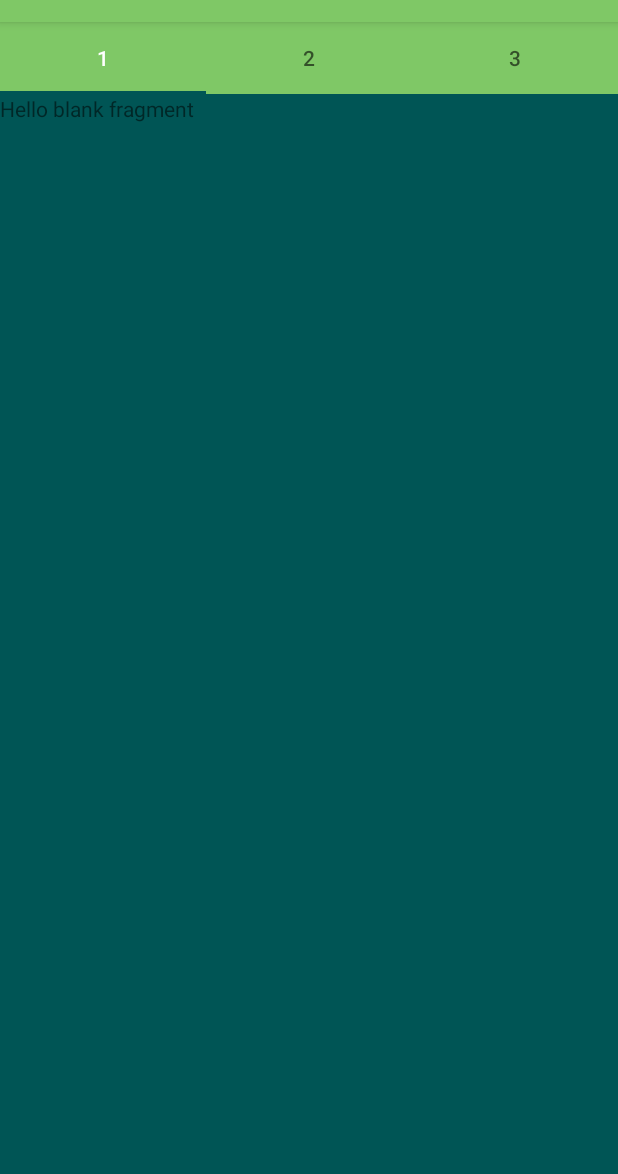
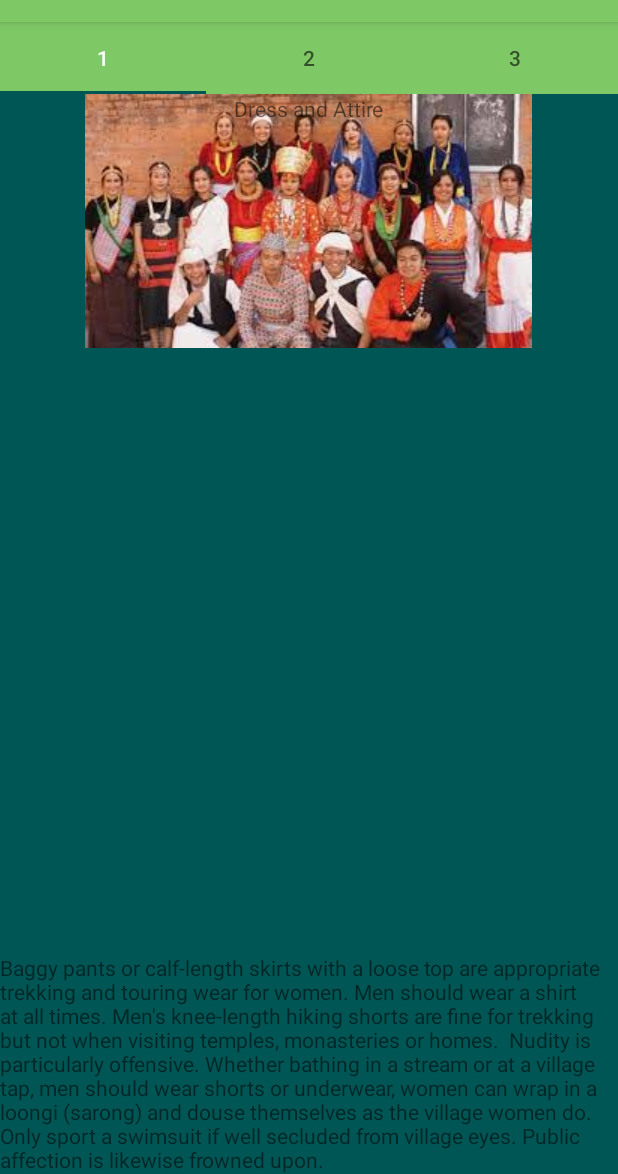
Before and after one commit to devu10/Project, an Android app: the DresstipsFragment screen opened directly, with no data from a screen before it, on a phone screen of 412 x 824 dp, the part 62-1236 px from its top. Run offline under Robolectric (Android 15) with nearby library versions, the phone set to English and light mode, and no system bars.

Commit message:
all updated

```diff
--- a/SmartTravelCompanion/app/src/main/java/test/com/smarttravelcompanion/fragmentips/DresstipsFragment.java
+++ b/SmartTravelCompanion/app/src/main/java/test/com/smarttravelcompanion/fragmentips/DresstipsFragment.java
@@ -6,6 +6,7 @@ import android.support.v4.app.Fragment;
 import android.view.LayoutInflater;
 import android.view.View;
 import android.view.ViewGroup;
+import android.widget.ImageView;
 
 import test.com.smarttravelcompanion.R;
 
@@ -13,6 +14,8 @@ import test.com.smarttravelcompanion.R;
  * A simple {@link Fragment} subclass.
  */
 public class DresstipsFragment extends Fragment {
+
+    ImageView mimageview;
 
 
     public DresstipsFragment() {
@@ -24,7 +27,10 @@ public class DresstipsFragment extends Fragment {
     public View onCreateView(LayoutInflater inflater, ViewGroup container,
                              Bundle savedInstanceState) {
         // Inflate the layout for this fragment
-        return inflater.inflate(R.layout.fragment_dresstips, container, false);
+        View view = inflater.inflate(R.layout.fragment_dresstips, container, false);
+        mimageview = (ImageView)view.findViewById(R.id.imgdress);
+        mimageview.setImageResource(R.drawable.dress);
+        return  view;
     }
 
 }
--- a/SmartTravelCompanion/app/src/main/java/test/com/smarttravelcompanion/fragmentips/SafetytipsFragment.java
+++ b/SmartTravelCompanion/app/src/main/java/test/com/smarttravelcompanion/fragmentips/SafetytipsFragment.java
@@ -6,6 +6,7 @@ import android.support.v4.app.Fragment;
 import android.view.LayoutInflater;
 import android.view.View;
 import android.view.ViewGroup;
+import android.widget.ImageView;
 
 import test.com.smarttravelcompanion.R;
 
@@ -13,6 +14,8 @@ import test.com.smarttravelcompanion.R;
  * A simple {@link Fragment} subclass.
  */
 public class SafetytipsFragment extends Fragment {
+
+    ImageView mimageview;
 
 
     public SafetytipsFragment() {
@@ -24,7 +27,10 @@ public class SafetytipsFragment extends Fragment {
     public View onCreateView(LayoutInflater inflater, ViewGroup container,
                              Bundle savedInstanceState) {
         // Inflate the layout for this fragment
-        return inflater.inflate(R.layout.fragment_safetytips, container, false);
+        View view =  inflater.inflate(R.layout.fragment_safetytips, container, false);
+        mimageview = (ImageView)view.findViewById(R.id.imgsafety);
+        mimageview.setImageResource(R.drawable.safety);
+        return view;
     }
 
 }
--- a/SmartTravelCompanion/app/src/main/res/layout/activity_splash.xml
+++ b/SmartTravelCompanion/app/src/main/res/layout/activity_splash.xml
@@ -3,7 +3,7 @@
     android:layout_width="match_parent"
     android:layout_height="match_parent"
     android:orientation="vertical"
-    >
+    android:background="@drawable/background">
 
 
     <TextView
--- a/SmartTravelCompanion/app/src/main/res/layout/content_main.xml
+++ b/SmartTravelCompanion/app/src/main/res/layout/content_main.xml
@@ -10,7 +10,8 @@
     android:paddingTop="@dimen/activity_vertical_margin"
     app:layout_behavior="@string/appbar_scrolling_view_behavior"
     tools:context="test.com.smarttravelcompanion.MainActivity"
-    tools:showIn="@layout/app_bar_main">
+    tools:showIn="@layout/app_bar_main"
+    android:background="@drawable/contentbackground">
 
     <TextView
         android:layout_width="wrap_content"
--- a/SmartTravelCompanion/app/src/main/res/layout/fragment_dresstips.xml
+++ b/SmartTravelCompanion/app/src/main/res/layout/fragment_dresstips.xml
@@ -4,10 +4,26 @@
     android:layout_height="match_parent"
     tools:context="test.com.smarttravelcompanion.fragmentips.DresstipsFragment">
 
-    <!-- TODO: Update blank fragment layout -->
+    <ImageView
+        android:layout_width="wrap_content"
+        android:layout_height="wrap_content"
+        android:id="@+id/imgdress"
+        android:layout_gravity="top|center" />
+
     <TextView
-        android:layout_width="match_parent"
-        android:layout_height="match_parent"
-        android:text="@string/hello_blank_fragment" />
+        android:layout_width="wrap_content"
+        android:layout_height="wrap_content"
+        android:text="Dress and Attire"
+        android:id="@+id/txtnamebouddhanath"
+        android:layout_gravity="top|center_horizontal" />
+
+    <TextView
+        android:layout_width="wrap_content"
+        android:layout_height="wrap_content"
+        android:text="Baggy pants or calf-length skirts with a loose top are appropriate trekking and touring wear for women. Men should wear a shirt at all times. Men's knee-length hiking shorts are fine for trekking but not when visiting temples, monasteries or homes.
+
+Nudity is particularly offensive. Whether bathing in a stream or at a village tap, men should wear shorts or underwear, women can wrap in a loongi (sarong) and douse themselves as the village women do. Only sport a swimsuit if well secluded from village eyes. Public affection is likewise frowned upon."
+        android:id="@+id/txtdress"
+        android:layout_gravity="center_horizontal|bottom" />
 
 </FrameLayout>
--- a/SmartTravelCompanion/app/src/main/res/layout/todo_layout.xml
+++ b/SmartTravelCompanion/app/src/main/res/layout/todo_layout.xml
@@ -33,7 +33,7 @@
     <Button
         android:layout_width="match_parent"
         android:layout_height="wrap_content"
-        android:text="Delete To do List"
+        android:text="Search And Delete To do List"
         android:id="@+id/btnDelete"
         android:layout_below="@+id/btnView"
         android:layout_marginTop="40dp"/>
```
Also changed, not shown: SmartTravelCompanion/app/src/main/java/test/com/smarttravelcompanion/AddTodoActivity.java (+3 -5 lines), SmartTravelCompanion/app/src/main/java/test/com/smarttravelcompanion/MainActivity.java (+1 -1 lines), SmartTravelCompanion/app/src/main/java/test/com/smarttravelcompanion/SearchTodoAcivity.java (added, +75 -0 lines), SmartTravelCompanion/app/src/main/java/test/com/smarttravelcompanion/TodoActivity.java (+2 -0 lines), SmartTravelCompanion/app/src/main/java/test/com/smarttravelcompanion/fragmentips/ArtifactsFragment.java (+7 -1 lines), SmartTravelCompanion/app/src/main/java/test/com/smarttravelcompanion/tododatabase/TodoDbHelper.java (+14 -0 lines), SmartTravelCompanion/app/src/main/res/layout/addtodo_layout.xml (+1 -7 lines), SmartTravelCompanion/app/src/main/res/layout/fragment_artifacts.xml (+20 -4 lines), SmartTravelCompanion/app/src/main/res/layout/fragment_safetytips.xml (+22 -4 lines), SmartTravelCompanion/app/src/main/res/layout/tododelete_layout.xml (added, +80 -0 lines), SmartTravelCompanion/app/src/main/res/drawable/artifacts.jpg (added), SmartTravelCompanion/app/src/main/res/drawable/dress.jpg (added), SmartTravelCompanion/app/src/main/res/drawable/safety.jpg (added).
